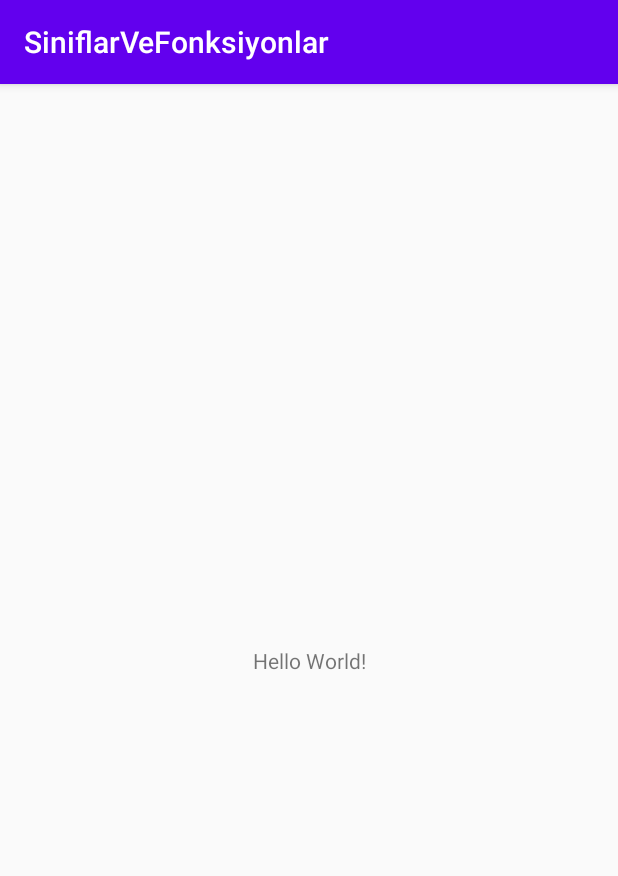
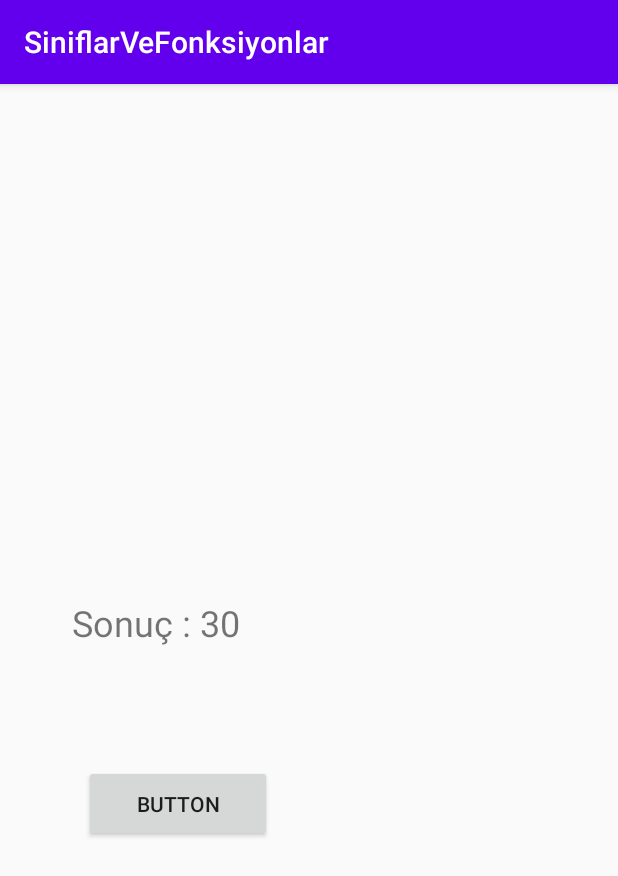
Before and after one commit to ismailcanvarli/AndroidExamples, an Android app: the screen it shows after launch (MainActivity), on a phone screen of 412 x 824 dp. Shown: the top 876 px of the screen. Run offline under Robolectric (Android 15) with nearby library versions, the phone set to English and light mode, and no system bars.

Commit message:
Fonksiyonlar işlendi

```diff
--- a/SiniflarVeFonksiyonlar/app/build.gradle
+++ b/SiniflarVeFonksiyonlar/app/build.gradle
@@ -1,6 +1,7 @@
 plugins {
     id 'com.android.application'
     id 'org.jetbrains.kotlin.android'
+    id 'kotlin-android-extensions'
 }
 
 android {
--- a/SiniflarVeFonksiyonlar/app/src/main/java/com/canvarli/siniflarvefonksiyonlar/MainActivity.kt
+++ b/SiniflarVeFonksiyonlar/app/src/main/java/com/canvarli/siniflarvefonksiyonlar/MainActivity.kt
@@ -1,11 +1,61 @@
 package com.canvarli.siniflarvefonksiyonlar
 
+import android.os.Bundle
 import android.support.v7.app.AppCompatActivity
-import android.os.Bundle
+import android.view.View
+import kotlinx.android.synthetic.main.activity_main.*
+
 
 class MainActivity : AppCompatActivity() {
     override fun onCreate(savedInstanceState: Bundle?) {
         super.onCreate(savedInstanceState)
         setContentView(R.layout.activity_main)
+        var j = -10
+
+        if (j == 0) {
+            ilkFonksiyon()
+        } else {
+            ikinciFonksiyon()
+        }
+
+        cikarma(500,20)
+        var x = toplama(10,20)
+        textView.text = "Sonuç : ${x}"
+/*
+        button.setOnClickListener {
+            val toplamaSonucu = toplama(10,50)
+            textView.text = "Sonuç: ${toplamaSonucu}"
+        }
+*/
+
+
     }
+
+    fun ilkFonksiyon() {
+        println("ilk fonksiyon çalıştırıldı")
+    }
+
+    fun ikinciFonksiyon() {
+        println("ikinci fonksiyon çalıştırıldı")
+    }
+
+    //Girdi Almak
+
+    fun cikarma(x: Int, y:Int){
+        textView.text = "Sonuç: ${x-y}"
+    }
+
+    //Çıktı Vermek -> Döndürmek (Return)
+
+    fun toplama(a: Int, b:Int) : Int {
+        return a + b
+    }
+
+
+    fun degistir(view : View){
+        val toplamaSonucu = toplama(10,50)
+        textView.text = "Sonuç: ${toplamaSonucu}"
+    }
+
+
 }
--- a/SiniflarVeFonksiyonlar/app/src/main/res/layout/activity_main.xml
+++ b/SiniflarVeFonksiyonlar/app/src/main/res/layout/activity_main.xml
@@ -6,13 +6,28 @@
     android:layout_height="match_parent"
     tools:context=".MainActivity">
 
+    <Button
+        android:id="@+id/button"
+        android:layout_width="125dp"
+        android:layout_height="51dp"
+        android:layout_marginStart="8dp"
+        android:layout_marginBottom="251dp"
+        android:onClick="degistir"
+        android:text="Button"
+        app:layout_constraintBottom_toBottomOf="parent"
+        app:layout_constraintStart_toStartOf="@+id/textView"
+        app:layout_constraintTop_toBottomOf="@+id/textView" />
+
     <TextView
-        android:layout_width="wrap_content"
-        android:layout_height="wrap_content"
-        android:text="Hello World!"
-        app:layout_constraintBottom_toBottomOf="parent"
+        android:id="@+id/textView"
+        android:layout_width="224dp"
+        android:layout_height="39dp"
+        android:layout_marginTop="331dp"
+        android:layout_marginEnd="140dp"
+        android:layout_marginBottom="60dp"
+        android:text="Sonuç: "
+        android:textSize="24sp"
+        app:layout_constraintBottom_toTopOf="@+id/button"
         app:layout_constraintEnd_toEndOf="parent"
-        app:layout_constraintStart_toStartOf="parent"
         app:layout_constraintTop_toTopOf="parent" />
-
 </android.support.constraint.ConstraintLayout>
--- a/SiniflarVeFonksiyonlar/app/src/main/res/values/strings.xml
+++ b/SiniflarVeFonksiyonlar/app/src/main/res/values/strings.xml
@@ -1,3 +1,4 @@
 <resources>
     <string name="app_name">SiniflarVeFonksiyonlar</string>
+    <string name="sonuc">Sonuç:</string>
 </resources>
```
